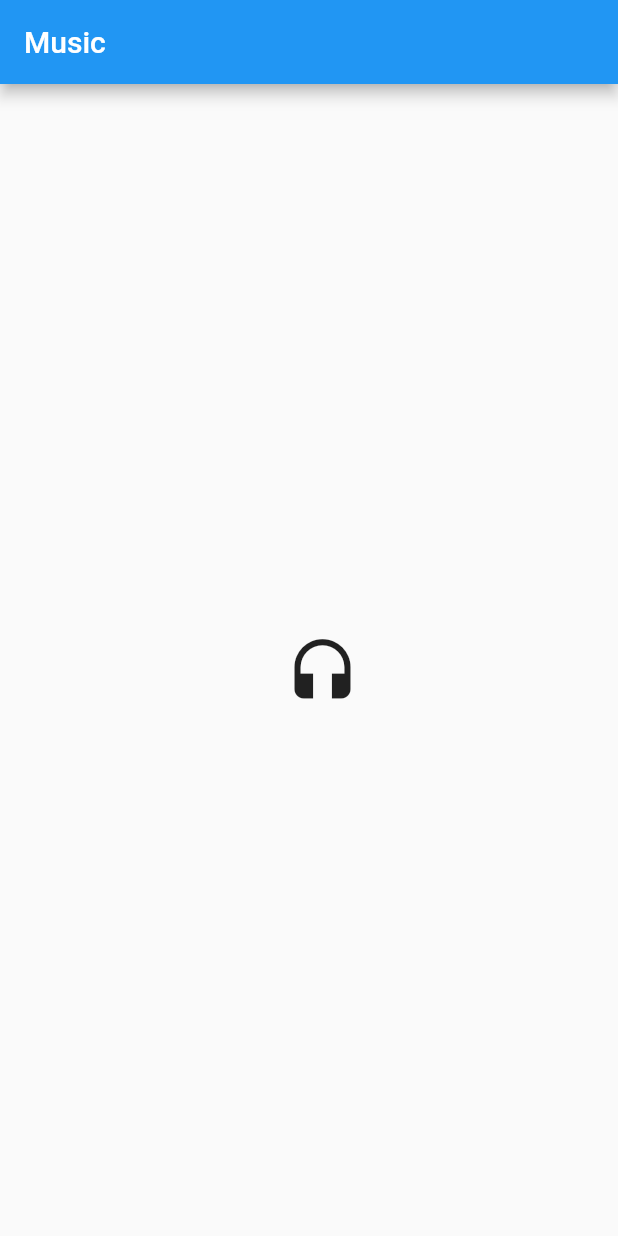
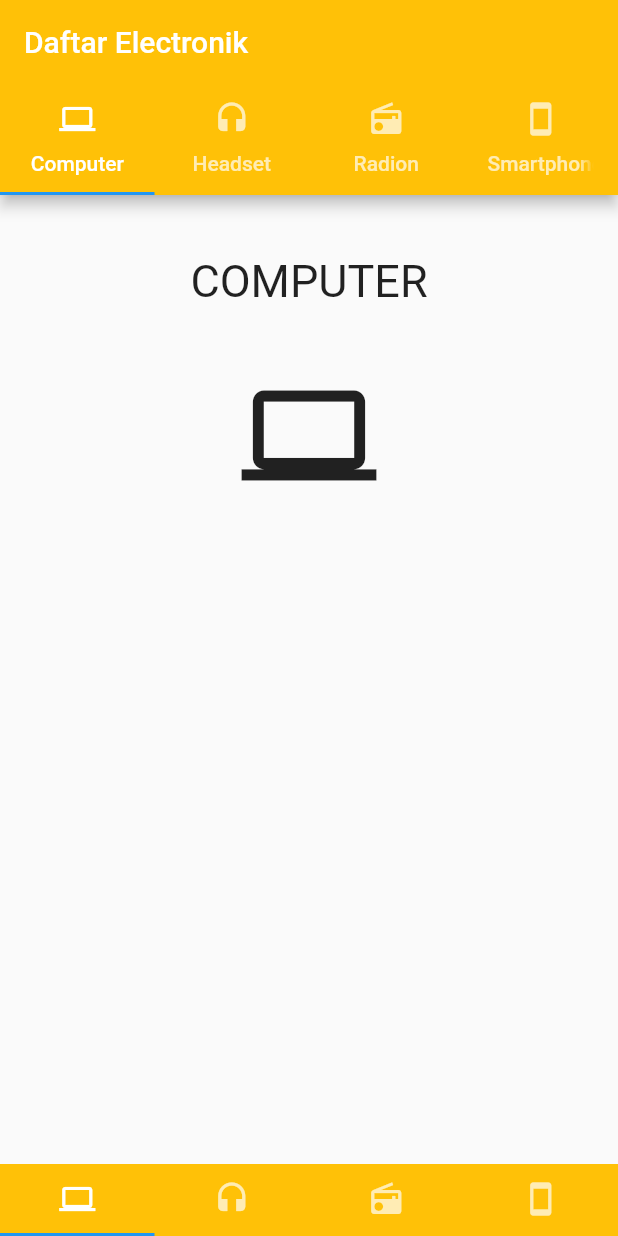
Before and after one commit to w4ndry/learn_flutter_app, a Flutter app: the screen it shows after launch, on a phone screen of 412 x 824 dp. Run offline on Flutter 3.47's test engine with Material 2 defaults, Android fonts, the phone set to English and light mode, and no system bars.

Commit message:
add tab bar

```diff
--- a/lib/main.dart
+++ b/lib/main.dart
@@ -5,10 +5,11 @@ import './src/AppBar.dart' as appBar;
 import './src/LayoutRowAndColumn.dart' as layout;
 import './src/CardAndParsing.dart' as card;
 import './src/Navigation.dart' as nav;
+import './src/TabBar.dart' as tab;
 
 void main() {
   runApp(new MaterialApp(
-    title: 'Navigation',
-    home: nav.Navigation(),
+    title: 'Tab Bar',
+    home: tab.TabBarApp(),
   ));
 }
--- /dev/null
+++ b/lib/src/TabBar.dart
@@ -0,0 +1,70 @@
+import 'package:flutter/material.dart';
+
+import './TabBarPage/ComputerPage.dart' as computer;
+import './TabBarPage/HeadsetPage.dart' as headset;
+import './TabBarPage/RadioPage.dart' as radio;
+import './TabBarPage/SmartPhonePage.dart' as smartphone;
+
+class TabBarApp extends StatefulWidget {
+  @override
+  _TabBarAppState createState() => new _TabBarAppState();
+}
+
+class _TabBarAppState extends State<TabBarApp> with SingleTickerProviderStateMixin {
+
+  TabController controller;
+
+  @override
+  void initState() {
+    controller = new TabController(vsync: this, length: 4);
+    super.initState();
+  }
+
+  @override
+  void dispose() {
+    controller.dispose();
+    super.dispose();
+  }
+
+  @override
+  Widget build(BuildContext context) {
+    return new Scaffold(
+      appBar: new AppBar(
+        backgroundColor: Colors.amber,
+        title: new Text("Daftar Electronik"),
+        bottom: new TabBar(
+          controller: controller,
+          tabs: <Widget>[
+            new Tab(icon: new Icon(Icons.computer), text: "Computer"),
+            new Tab(icon: new Icon(Icons.headset), text: "Headset"),
+            new Tab(icon: new Icon(Icons.radio), text: "Radion"),
+            new Tab(icon: new Icon(Icons.smartphone), text: "Smartphone"),
+          ],
+        ),
+      ),
+
+      body: new TabBarView(
+        controller: controller,
+        children: <Widget>[
+          new computer.ComputerPage(),
+          new headset.HeadsetPage(),
+          new radio.RadioPage(),
+          new smartphone.SmartPhonePage(),
+        ],
+      ),
+
+      bottomNavigationBar: new Material(
+        color: Colors.amber,
+        child: new TabBar(
+          controller: controller,
+          tabs: <Widget>[
+            new Tab(icon: new Icon(Icons.computer)),
+            new Tab(icon: new Icon(Icons.headset)),
+            new Tab(icon: new Icon(Icons.radio)),
+            new Tab(icon: new Icon(Icons.smartphone)),
+          ],
+        ),
+      ),
+    );
+  }
+}
--- /dev/null
+++ b/lib/src/TabBarPage/ComputerPage.dart
@@ -0,0 +1,19 @@
+import 'package:flutter/material.dart';
+
+class ComputerPage extends StatelessWidget {
+  @override
+  Widget build(BuildContext context) {
+    return new Container(
+      child: new Center(
+        child: new Column(
+          children: <Widget>[
+            new Padding(padding: EdgeInsets.all(20.0),),
+            new Text("COMPUTER", style: new TextStyle(fontSize: 30.0),),
+            new Padding(padding: EdgeInsets.all(20.0),),
+            new Icon(Icons.computer, size: 90.0,),
+          ]
+        ),
+      ),
+    );
+  }
+}
```
Also changed, not shown: lib/src/TabBarPage/HeadsetPage.dart (added, +19 -0 lines), lib/src/TabBarPage/RadioPage.dart (added, +19 -0 lines), lib/src/TabBarPage/SmartPhonePage.dart (added, +19 -0 lines).
